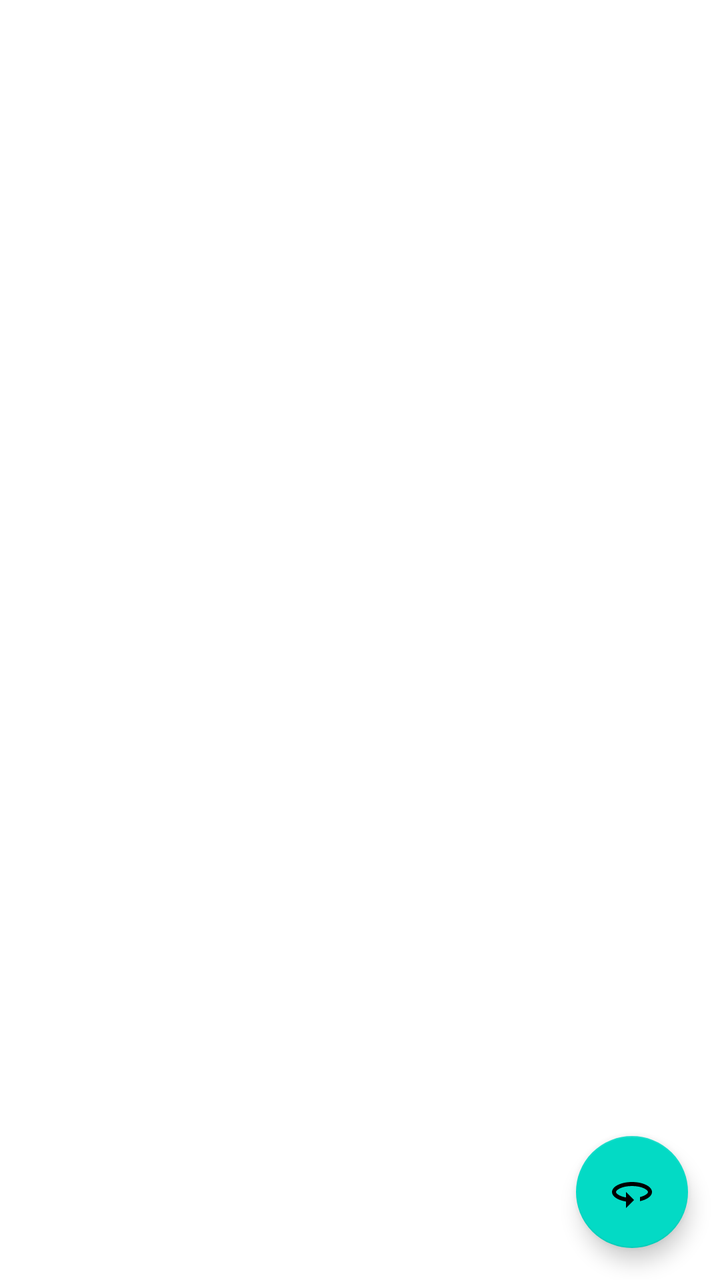
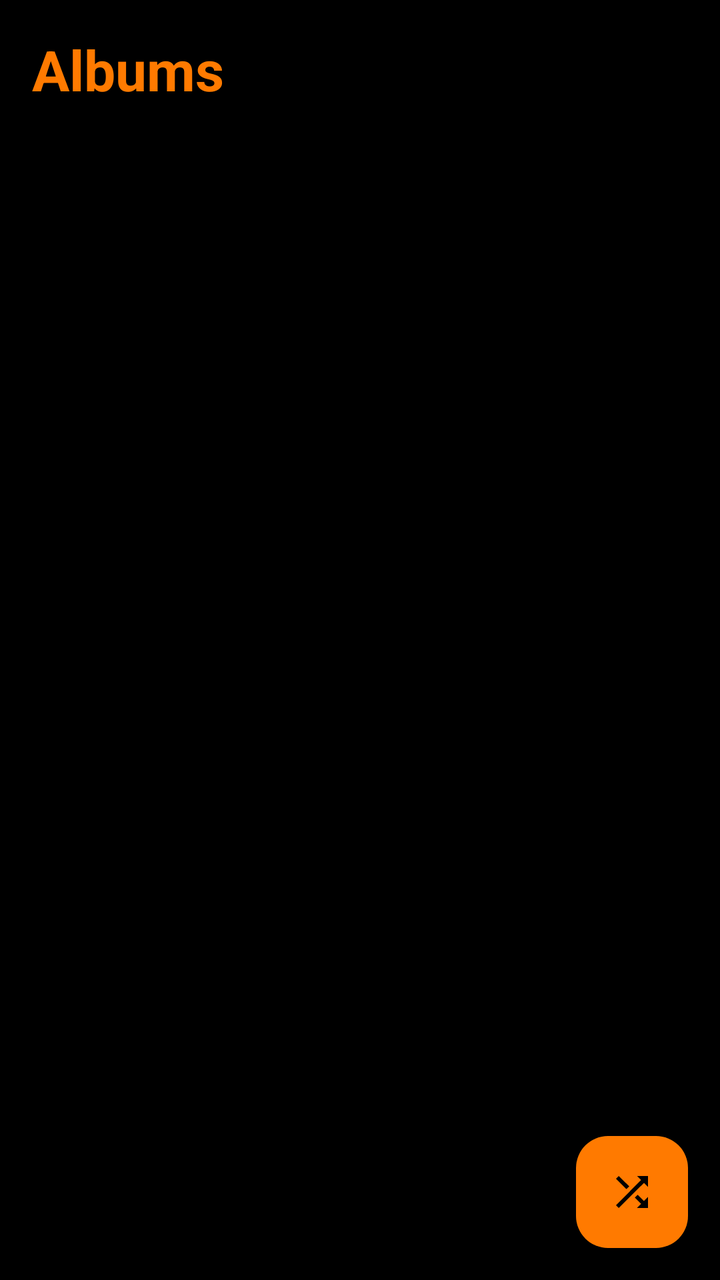

Compare the two renders of this Android layout. The source of the first and the diff that turns it into the second are given below.
<!-- AndroidManifest.xml: application theme Theme.MP3Player -->
<!-- res/layout/activity_album_navigation.xml -->
<?xml version="1.0" encoding="utf-8"?>
<androidx.coordinatorlayout.widget.CoordinatorLayout xmlns:android="http://schemas.android.com/apk/res/android"
    xmlns:app="http://schemas.android.com/apk/res-auto"
    xmlns:tools="http://schemas.android.com/tools"
    android:layout_width="match_parent"
    android:layout_height="match_parent"
    tools:context=".AlbumNavigationActivity">

    <include layout="@layout/content_file_navigation" />

    <com.google.android.material.floatingactionbutton.FloatingActionButton
        android:id="@+id/randomize_fab"
        android:layout_width="wrap_content"
        android:layout_height="wrap_content"
        android:layout_gravity="bottom|end"
        android:layout_margin="@dimen/fab_margin"
        android:src="@drawable/ic_baseline_random_24" />

</androidx.coordinatorlayout.widget.CoordinatorLayout>
<!-- res/layout/content_file_navigation.xml (included above) -->
<androidx.constraintlayout.widget.ConstraintLayout xmlns:android="http://schemas.android.com/apk/res/android"
    xmlns:app="http://schemas.android.com/apk/res-auto"
    android:layout_width="match_parent"
    android:layout_height="match_parent"
    xmlns:tools="http://schemas.android.com/tools"
    app:layout_behavior="@string/appbar_scrolling_view_behavior">

    <androidx.recyclerview.widget.RecyclerView
        android:id="@+id/recycler_list_view"
        android:layout_width="0dp"
        android:layout_height="0dp"
        tools:listitem="@layout/recyclerview_list_item"
        android:padding="@dimen/big_padding"
        app:layout_constraintBottom_toBottomOf="parent"
        app:layout_constraintLeft_toLeftOf="parent"
        app:layout_constraintRight_toRightOf="parent"
        app:layout_constraintTop_toTopOf="parent" />

</androidx.constraintlayout.widget.ConstraintLayout>
<!-- res/layout/recyclerview_list_item.xml (included above) -->
<?xml version="1.0" encoding="utf-8"?>
<androidx.constraintlayout.widget.ConstraintLayout xmlns:android="http://schemas.android.com/apk/res/android"
    xmlns:app="http://schemas.android.com/apk/res-auto"
    android:layout_width="match_parent"
    android:layout_height="wrap_content"
    android:layout_marginTop="5dp"
    android:background="@android:color/holo_orange_light">

    <TextView
        android:id="@+id/list_item_name"
        style="@style/recycle_item_title"
        android:layout_width="wrap_content"
        android:layout_height="wrap_content"
        android:layout_gravity="left"
        android:text="@string/new_list_name_default"
        app:layout_constraintTop_toTopOf="parent"
        app:layout_constraintBottom_toBottomOf="parent"
        app:layout_constraintStart_toStartOf="parent"
        app:layout_constraintRight_toLeftOf="@id/list_item_play_image"/>


    <ImageView
        android:id="@+id/list_item_play_image"
        android:layout_width="50dp"
        android:layout_height="50dp"
        android:layout_gravity="center"
        android:src="@drawable/play"
        app:layout_constraintTop_toTopOf="parent"
        app:layout_constraintBottom_toBottomOf="parent"
        app:layout_constraintEnd_toEndOf="parent"/>

</androidx.constraintlayout.widget.ConstraintLayout>
<!-- resources referenced by this layout -->
<resources>
  <!-- drawable ic_baseline_random_24 (drawable) -->
  <vector xmlns:android="http://schemas.android.com/apk/res/android"
      android:width="24dp"
      android:height="24dp"
      android:viewportWidth="24"
      android:viewportHeight="24"
      android:tint="?attr/colorControlNormal">
    <path
        android:fillColor="@android:color/white"
        android:pathData="M12,7C6.48,7 2,9.24 2,12c0,2.24 2.94,4.13 7,4.77V20l4,-4 -4,-4v2.73c-3.15,-0.56 -5,-1.9 -5,-2.73 0,-1.06 3.04,-3 8,-3s8,1.94 8,3c0,0.73 -1.46,1.89 -4,2.53v2.05c3.53,-0.77 6,-2.53 6,-4.58 0,-2.76 -4.48,-5 -10,-5z"/>
  </vector>
  <!-- drawable play: png bitmap (drawable, 754 bytes) -->
  <style name="recycle_item_title">
          <item name="android:layout_width">match_parent</item>
          <item name="android:layout_marginBottom">8dp</item>
          <item name="android:paddingLeft">8dp</item>
          <item name="android:background">@android:color/holo_orange_light</item>
          <item name="android:textAppearance">@android:style/TextAppearance.Large</item>
      </style>
  <style name="Theme.MP3Player" parent="Theme.MaterialComponents.DayNight.DarkActionBar">
          
          <item name="colorPrimary">@color/purple_500</item>
          <item name="colorPrimaryVariant">@color/purple_700</item>
          <item name="colorOnPrimary">@color/white</item>
          
          <item name="colorSecondary">@color/teal_200</item>
          <item name="colorSecondaryVariant">@color/teal_700</item>
          <item name="colorOnSecondary">@color/black</item>
          
          <item name="android:statusBarColor" tools:targetApi="l">?attr/colorPrimaryVariant</item>
          
      </style>
  <color name="purple_500">#FF6200EE</color>
  <color name="purple_700">#FF3700B3</color>
  <color name="white">#FFFFFFFF</color>
  <color name="teal_200">#FF03DAC5</color>
  <color name="teal_700">#FF018786</color>
  <color name="black">#FF000000</color>
  <!-- unchanged entries left out for length: 3 -->
</resources>

<!-- the commit's change to res/layout/activity_album_navigation.xml (unified diff, before → after) -->
@@ -1,72 +1,88 @@
 <?xml version="1.0" encoding="utf-8"?>
-<androidx.coordinatorlayout.widget.CoordinatorLayout xmlns:android="http://schemas.android.com/apk/res/android"
+<androidx.constraintlayout.widget.ConstraintLayout xmlns:android="http://schemas.android.com/apk/res/android"
     xmlns:app="http://schemas.android.com/apk/res-auto"
     xmlns:tools="http://schemas.android.com/tools"
+    android:id="@+id/root"
     android:layout_width="match_parent"
     android:layout_height="match_parent"
     tools:context=".AlbumNavigationActivity">
 
-    <include layout="@layout/content_file_navigation" />
+    <TextView
+        android:id="@+id/screen_title"
+        style="@style/ScreenTitle"
+        android:text="@string/albums_title"
+        app:layout_constraintStart_toStartOf="parent"
+        app:layout_constraintEnd_toEndOf="parent"
+        app:layout_constraintTop_toTopOf="parent" />
+
+    <include
+        android:id="@+id/content_file_navigation"
+        layout="@layout/content_file_navigation"
+        android:layout_width="0dp"
+        android:layout_height="0dp"
+        app:layout_constraintBottom_toBottomOf="parent"
+        app:layout_constraintEnd_toEndOf="parent"
+        app:layout_constraintStart_toStartOf="parent"
+        app:layout_constraintTop_toBottomOf="@id/screen_title" />
 
     <com.google.android.material.floatingactionbutton.FloatingActionButton
         android:id="@+id/randomize_fab"
         android:layout_width="wrap_content"
         android:layout_height="wrap_content"
-        android:layout_gravity="bottom|end"
         android:layout_margin="@dimen/fab_margin"
-        android:src="@drawable/ic_baseline_random_24" />
+        android:contentDescription="@string/shuffle_all"
+        android:src="@drawable/ic_shuffle"
+        app:backgroundTint="?attr/colorPrimary"
+        app:tint="?attr/colorOnPrimary"
+        app:layout_constraintBottom_toBottomOf="parent"
+        app:layout_constraintEnd_toEndOf="parent" />
 
-</androidx.coordinatorlayout.widget.CoordinatorLayout>
+</androidx.constraintlayout.widget.ConstraintLayout>
 <!-- res/layout/content_file_navigation.xml (included above) -->
-<androidx.constraintlayout.widget.ConstraintLayout xmlns:android="http://schemas.android.com/apk/res/android"
-    xmlns:app="http://schemas.android.com/apk/res-auto"
+<androidx.recyclerview.widget.RecyclerView xmlns:android="http://schemas.android.com/apk/res/android"
+    xmlns:tools="http://schemas.android.com/tools"
+    android:id="@+id/recycler_list_view"
     android:layout_width="match_parent"
     android:layout_height="match_parent"
-    xmlns:tools="http://schemas.android.com/tools"
-    app:layout_behavior="@string/appbar_scrolling_view_behavior">
-
-    <androidx.recyclerview.widget.RecyclerView
-        android:id="@+id/recycler_list_view"
-        android:layout_width="0dp"
-        android:layout_height="0dp"
-        tools:listitem="@layout/recyclerview_list_item"
-        android:padding="@dimen/big_padding"
-        app:layout_constraintBottom_toBottomOf="parent"
-        app:layout_constraintLeft_toLeftOf="parent"
-        app:layout_constraintRight_toRightOf="parent"
-        app:layout_constraintTop_toTopOf="parent" />
-
-</androidx.constraintlayout.widget.ConstraintLayout>
+    android:clipToPadding="false"
+    android:paddingHorizontal="@dimen/big_padding"
+    android:paddingBottom="88dp"
+    tools:listitem="@layout/recyclerview_list_item" />
 <!-- res/layout/recyclerview_list_item.xml (included above) -->
 <?xml version="1.0" encoding="utf-8"?>
 <androidx.constraintlayout.widget.ConstraintLayout xmlns:android="http://schemas.android.com/apk/res/android"
     xmlns:app="http://schemas.android.com/apk/res-auto"
     android:layout_width="match_parent"
     android:layout_height="wrap_content"
-    android:layout_marginTop="5dp"
-    android:background="@android:color/holo_orange_light">
+    android:layout_marginBottom="8dp"
+    android:background="@drawable/bg_list_item"
+    android:minHeight="64dp"
+    android:paddingStart="16dp"
+    android:paddingEnd="8dp">
 
     <TextView
         android:id="@+id/list_item_name"
         style="@style/recycle_item_title"
-        android:layout_width="wrap_content"
+        android:layout_width="0dp"
         android:layout_height="wrap_content"
-        android:layout_gravity="left"
+        android:layout_marginVertical="12dp"
         android:text="@string/new_list_name_default"
-        app:layout_constraintTop_toTopOf="parent"
         app:layout_constraintBottom_toBottomOf="parent"
+        app:layout_constraintEnd_toStartOf="@id/list_item_play_image"
         app:layout_constraintStart_toStartOf="parent"
-        app:layout_constraintRight_toLeftOf="@id/list_item_play_image"/>
-
+        app:layout_constraintTop_toTopOf="parent" />
 
     <ImageView
         android:id="@+id/list_item_play_image"
-        android:layout_width="50dp"
-        android:layout_height="50dp"
-        android:layout_gravity="center"
-        android:src="@drawable/play"
-        app:layout_constraintTop_toTopOf="parent"
+        android:layout_width="48dp"
+        android:layout_height="48dp"
+        android:background="?attr/selectableItemBackgroundBorderless"
+        android:contentDescription="@string/play_album"
+        android:padding="10dp"
+        android:src="@drawable/ic_play"
+        app:tint="?attr/colorPrimary"
         app:layout_constraintBottom_toBottomOf="parent"
-        app:layout_constraintEnd_toEndOf="parent"/>
+        app:layout_constraintEnd_toEndOf="parent"
+        app:layout_constraintTop_toTopOf="parent" />
 
 </androidx.constraintlayout.widget.ConstraintLayout>
<!-- resource entries referenced after the edit -->
@@ -1,43 +1,83 @@
 <!-- resources referenced by this layout -->
 <resources>
-  <!-- drawable ic_baseline_random_24 (drawable) -->
+  <!-- drawable bg_list_item (drawable) -->
+  <ripple xmlns:android="http://schemas.android.com/apk/res/android"
+      android:color="@color/halloween_orange_dim">
+      <item>
+          <shape android:shape="rectangle">
+              <solid android:color="@color/halloween_surface" />
+              <stroke
+                  android:width="1dp"
+                  android:color="@color/halloween_orange_dim" />
+              <corners android:radius="12dp" />
+          </shape>
+      </item>
+  </ripple>
+  <!-- drawable ic_play (drawable) -->
   <vector xmlns:android="http://schemas.android.com/apk/res/android"
       android:width="24dp"
       android:height="24dp"
       android:viewportWidth="24"
-      android:viewportHeight="24"
-      android:tint="?attr/colorControlNormal">
-    <path
-        android:fillColor="@android:color/white"
-        android:pathData="M12,7C6.48,7 2,9.24 2,12c0,2.24 2.94,4.13 7,4.77V20l4,-4 -4,-4v2.73c-3.15,-0.56 -5,-1.9 -5,-2.73 0,-1.06 3.04,-3 8,-3s8,1.94 8,3c0,0.73 -1.46,1.89 -4,2.53v2.05c3.53,-0.77 6,-2.53 6,-4.58 0,-2.76 -4.48,-5 -10,-5z"/>
+      android:viewportHeight="24">
+      <path
+          android:fillColor="@android:color/white"
+          android:pathData="M8,5v14l11,-7z" />
   </vector>
-  <!-- drawable play: png bitmap (drawable, 754 bytes) -->
+  <!-- drawable ic_shuffle (drawable) -->
+  <vector xmlns:android="http://schemas.android.com/apk/res/android"
+      android:width="24dp"
+      android:height="24dp"
+      android:viewportWidth="24"
+      android:viewportHeight="24">
+      <path
+          android:fillColor="@android:color/white"
+          android:pathData="M10.59,9.17L5.41,4 4,5.41l5.17,5.17 1.42,-1.41zM14.5,4l2.04,2.04L4,18.59 5.41,20 17.96,7.46 20,9.5V4h-5.5zM14.83,13.41l-1.41,1.41 3.13,3.13L14.5,20H20v-5.5l-2.04,2.04 -3.13,-3.13z" />
+  </vector>
+  <string name="albums_title">Albums</string>
+  <string name="play_album">Play</string>
+  <string name="shuffle_all">Shuffle all songs</string>
+  <style name="ScreenTitle">
+          <item name="android:layout_width">0dp</item>
+          <item name="android:layout_height">wrap_content</item>
+          <item name="android:padding">16dp</item>
+          <item name="android:textAppearance">?attr/textAppearanceHeadlineMedium</item>
+          <item name="android:textColor">?attr/colorPrimary</item>
+          <item name="android:textStyle">bold</item>
+          <item name="android:maxLines">2</item>
+          <item name="android:ellipsize">end</item>
+      </style>
   <style name="recycle_item_title">
-          <item name="android:layout_width">match_parent</item>
-          <item name="android:layout_marginBottom">8dp</item>
-          <item name="android:paddingLeft">8dp</item>
-          <item name="android:background">@android:color/holo_orange_light</item>
-          <item name="android:textAppearance">@android:style/TextAppearance.Large</item>
+          <item name="android:textAppearance">?attr/textAppearanceTitleMedium</item>
+          <item name="android:textColor">?attr/colorOnSurface</item>
+          <item name="android:maxLines">2</item>
+          <item name="android:ellipsize">end</item>
       </style>
-  <style name="Theme.MP3Player" parent="Theme.MaterialComponents.DayNight.DarkActionBar">
-          
-          <item name="colorPrimary">@color/purple_500</item>
-          <item name="colorPrimaryVariant">@color/purple_700</item>
-          <item name="colorOnPrimary">@color/white</item>
-          
-          <item name="colorSecondary">@color/teal_200</item>
-          <item name="colorSecondaryVariant">@color/teal_700</item>
-          <item name="colorOnSecondary">@color/black</item>
-          
-          <item name="android:statusBarColor" tools:targetApi="l">?attr/colorPrimaryVariant</item>
-          
+  <style name="Theme.MP3Player" parent="Theme.Material3.Dark.NoActionBar">
+          <item name="colorPrimary">@color/halloween_orange</item>
+          <item name="colorOnPrimary">@color/halloween_black</item>
+          <item name="colorPrimaryContainer">@color/halloween_orange_dim</item>
+          <item name="colorOnPrimaryContainer">@color/halloween_orange_light</item>
+          <item name="colorSecondary">@color/halloween_orange_light</item>
+          <item name="colorOnSecondary">@color/halloween_black</item>
+          <item name="android:colorBackground">@color/halloween_black</item>
+          <item name="colorSurface">@color/halloween_surface</item>
+          <item name="colorSurfaceVariant">@color/halloween_surface_high</item>
+          <item name="colorOnBackground">@color/halloween_on_surface</item>
+          <item name="colorOnSurface">@color/halloween_on_surface</item>
+          <item name="colorOnSurfaceVariant">@color/halloween_on_surface_dim</item>
+          <item name="colorOutline">@color/halloween_orange_dim</item>
+          <item name="android:windowBackground">@color/halloween_black</item>
+          <item name="android:statusBarColor">@android:color/transparent</item>
+          <item name="android:navigationBarColor">@android:color/transparent</item>
       </style>
-  <color name="purple_500">#FF6200EE</color>
-  <color name="purple_700">#FF3700B3</color>
-  <color name="white">#FFFFFFFF</color>
-  <color name="teal_200">#FF03DAC5</color>
-  <color name="teal_700">#FF018786</color>
-  <color name="black">#FF000000</color>
+  <color name="halloween_orange_dim">#FF7A3A00</color>
+  <color name="halloween_surface">#FF141110</color>
+  <color name="halloween_orange">#FFFF7A00</color>
+  <color name="halloween_black">#FF000000</color>
+  <color name="halloween_orange_light">#FFFFA040</color>
+  <color name="halloween_surface_high">#FF221A14</color>
+  <color name="halloween_on_surface">#FFF2E6DA</color>
+  <color name="halloween_on_surface_dim">#FFB39F8E</color>
   <!-- unchanged entries left out for length: 3 -->
 </resources>
 
